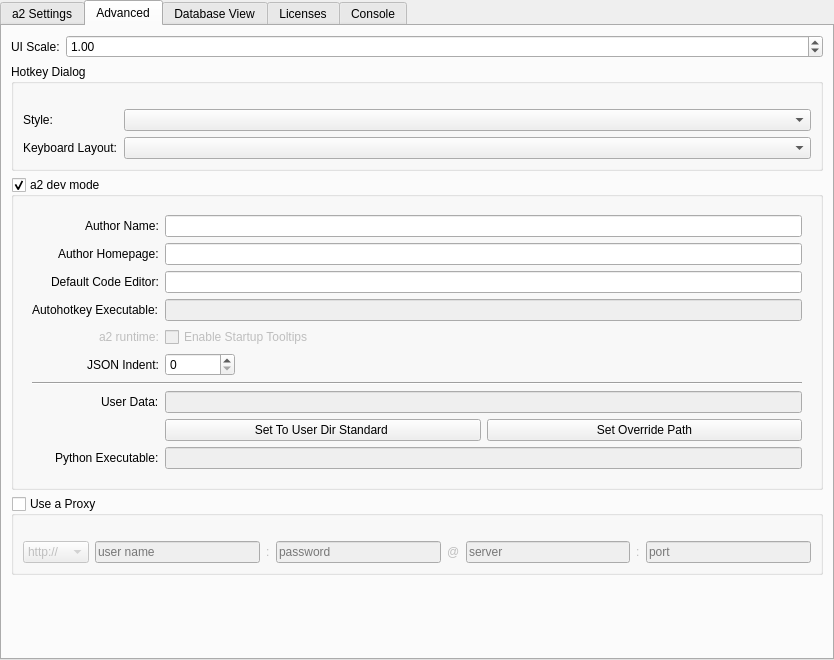
This is ui/a2widget/a2settings_view.ui in ewerybody/a2 as Qt 5 draws it before an edit. The edited form follows.
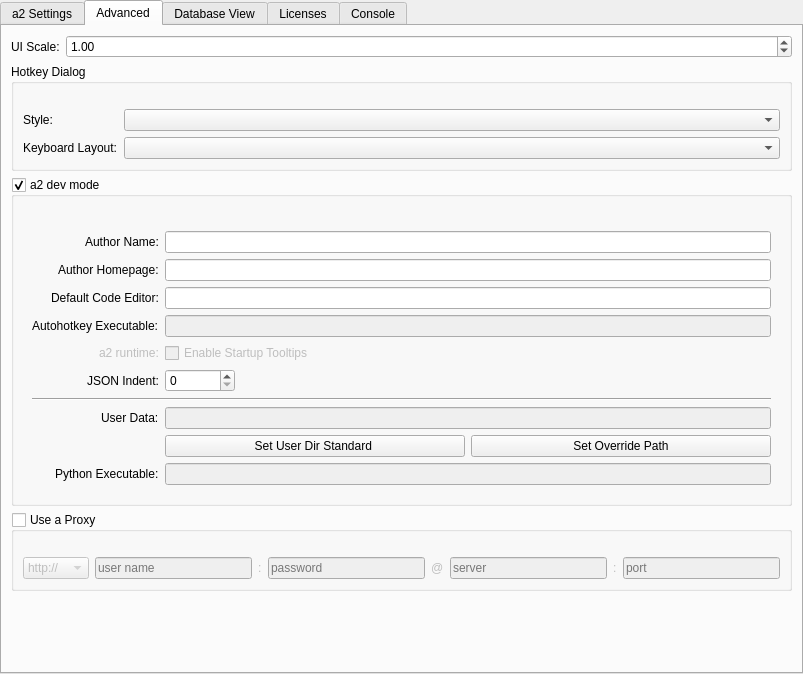
This is the edited form. The open tabs and pages were chosen to show the change. Custom widgets are drawn as their Qt base class.

Patch:
```diff
--- a/ui/a2widget/a2settings_view.ui
+++ b/ui/a2widget/a2settings_view.ui
@@ -6,8 +6,8 @@
    <rect>
     <x>0</x>
     <y>0</y>
-    <width>834</width>
-    <height>660</height>
+    <width>803</width>
+    <height>674</height>
    </rect>
   </property>
   <property name="windowTitle">
@@ -249,6 +249,9 @@
           <bool>true</bool>
          </property>
          <layout class="QVBoxLayout" name="verticalLayout_3">
+          <property name="topMargin">
+           <number>25</number>
+          </property>
           <item>
            <widget class="QWidget" name="dev_widget" native="true">
             <property name="accessibleDescription">
@@ -415,7 +418,7 @@
                <item>
                 <widget class="QPushButton" name="button_set_user_dir_standard">
                  <property name="text">
-                  <string>Set To User Dir Standard </string>
+                  <string>Set User Dir Standard </string>
                  </property>
                 </widget>
                </item>
@@ -574,16 +577,16 @@
   </layout>
  </widget>
  <customwidgets>
-  <customwidget>
-   <class>A2Hotkey</class>
-   <extends>QPushButton</extends>
-   <header>a2widget.a2hotkey</header>
-  </customwidget>
   <customwidget>
    <class>A2PathField</class>
    <extends>QLineEdit</extends>
    <header>a2widget.a2path_field</header>
   </customwidget>
+  <customwidget>
+   <class>A2Hotkey</class>
+   <extends>QPushButton</extends>
+   <header>a2widget.a2hotkey</header>
+  </customwidget>
   <customwidget>
    <class>A2Slider</class>
    <extends>QDoubleSpinBox</extends>
```
Left out of the diff: 3 changed lines with no effect on the pictures.
